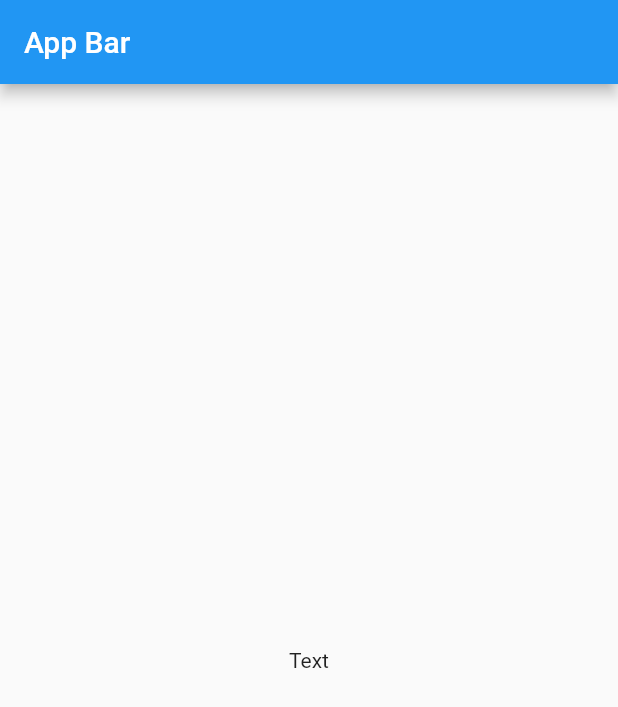
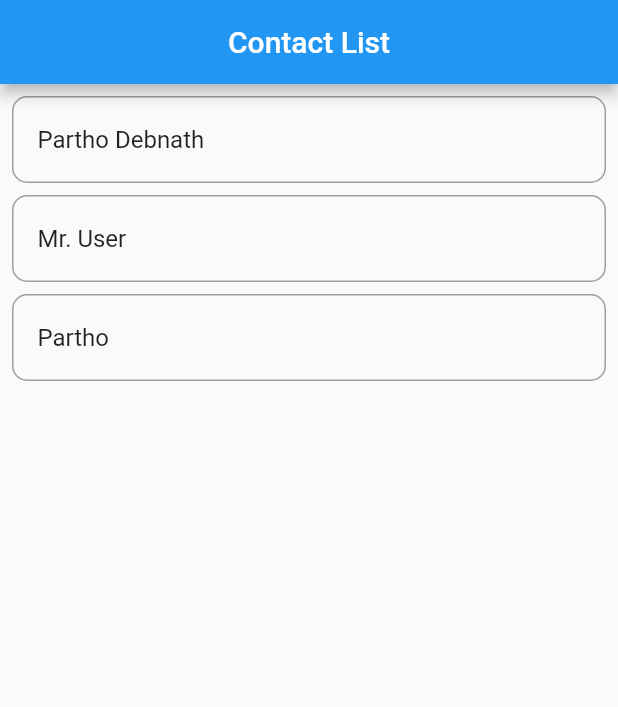
Before and after one commit to pd28CSE/flutter_app_module8_live_test_ostad, a Flutter app: the screen it shows after launch, on a phone screen of 412 x 824 dp. Shown: the top 707 px of the screen. Run offline on Flutter 3.47's test engine with Material 2 defaults, Android fonts, the phone set to English and light mode, and no system bars.

Commit message:
add contact list and display

```diff
--- a/lib/main.dart
+++ b/lib/main.dart
@@ -1,4 +1,6 @@
 import 'package:flutter/material.dart';
+
+import './screens/contact_list_screen.dart';
 
 void main() {
   runApp(const MyApp());
@@ -12,28 +14,7 @@ class MyApp extends StatelessWidget {
     return const MaterialApp(
       debugShowCheckedModeBanner: false,
       title: 'Live Test',
-      home: HomeScreen(),
+      home: ContactListScreen(),
     );
   }
 }
-
-class HomeScreen extends StatefulWidget {
-  const HomeScreen({super.key});
-
-  @override
-  State<HomeScreen> createState() => _HomeScreenState();
-}
-
-class _HomeScreenState extends State<HomeScreen> {
-  @override
-  Widget build(BuildContext context) {
-    return Scaffold(
-      appBar: AppBar(
-        title: const Text('App Bar'),
-      ),
-      body: const Center(
-        child: Text('Text'),
-      ),
-    );
-  }
-}
--- /dev/null
+++ b/lib/models/contact.dart
@@ -0,0 +1,11 @@
+class Contact {
+  final String name;
+  final String email;
+  final String phoneNumber;
+
+  Contact({
+    required this.email,
+    required this.name,
+    required this.phoneNumber,
+  });
+}
--- /dev/null
+++ b/lib/screens/contact_list_screen.dart
@@ -0,0 +1,49 @@
+import 'package:flutter/material.dart';
+
+import '../models/contact.dart';
+import '../widgets/contact.dart';
+
+class ContactListScreen extends StatefulWidget {
+  const ContactListScreen({super.key});
+
+  @override
+  State<ContactListScreen> createState() => _ContactListScreenState();
+}
+
+class _ContactListScreenState extends State<ContactListScreen> {
+  final List<Contact> contcts = [
+    Contact(
+      name: 'Partho Debnath',
+      email: 'pathodebnath28@gmail.com',
+      phoneNumber: '01537618827',
+    ),
+    Contact(
+      name: 'Mr. User',
+      email: 'user@gmail.com',
+      phoneNumber: '0153869927',
+    ),
+    Contact(
+      name: 'Partho',
+      email: 'partho@gmail.com',
+      phoneNumber: '01537699827',
+    ),
+  ];
+
+  @override
+  Widget build(BuildContext context) {
+    return Scaffold(
+      appBar: AppBar(
+        title: const Text('Contact List'),
+        centerTitle: true,
+      ),
+      body: ListView.separated(
+        padding: const EdgeInsets.all(8.0),
+        itemCount: contcts.length,
+        separatorBuilder: (cntxt, index) => const SizedBox(height: 8.0),
+        itemBuilder: (cntxt, index) {
+          return ContactItem(contact: contcts[index]);
+        },
+      ),
+    );
+  }
+}
--- /dev/null
+++ b/lib/widgets/contact.dart
@@ -0,0 +1,56 @@
+import 'package:flutter/material.dart';
+
+import '../models/contact.dart';
+
+class ContactItem extends StatelessWidget {
+  final Contact contact;
+  const ContactItem({super.key, required this.contact});
+
+  @override
+  Widget build(BuildContext context) {
+    return ListTile(
+      shape: RoundedRectangleBorder(
+        borderRadius: BorderRadius.circular(10.0),
+        side: const BorderSide(color: Colors.grey, width: 1),
+      ),
+      title: Text(contact.name),
+      onTap: () {
+        showDetails(context);
+      },
+    );
+  }
+
+  void showDetails(BuildContext context) {
+    showModalBottomSheet(
+      context: context,
+      builder: (cntxt) {
+        return GestureDetector(
+          onTap: () {
+            Navigator.of(context).pop();
+          },
+          child: Container(
+            color: Colors.transparent,
+            padding: const EdgeInsets.all(8.0),
+            child: Column(
+              crossAxisAlignment: CrossAxisAlignment.start,
+              mainAxisSize: MainAxisSize.min,
+              children: [
+                const Text(
+                  'Contact Details',
+                  style: TextStyle(
+                    fontSize: 20,
+                    fontWeight: FontWeight.bold,
+                  ),
+                ),
+                const SizedBox(height: 10),
+                Text('Name: ${contact.name}'),
+                Text('Email: ${contact.email}'),
+                Text('Phone Number: ${contact.phoneNumber}'),
+              ],
+            ),
+          ),
+        );
+      },
+    );
+  }
+}
```
Also changed, not shown: 1 other file.
